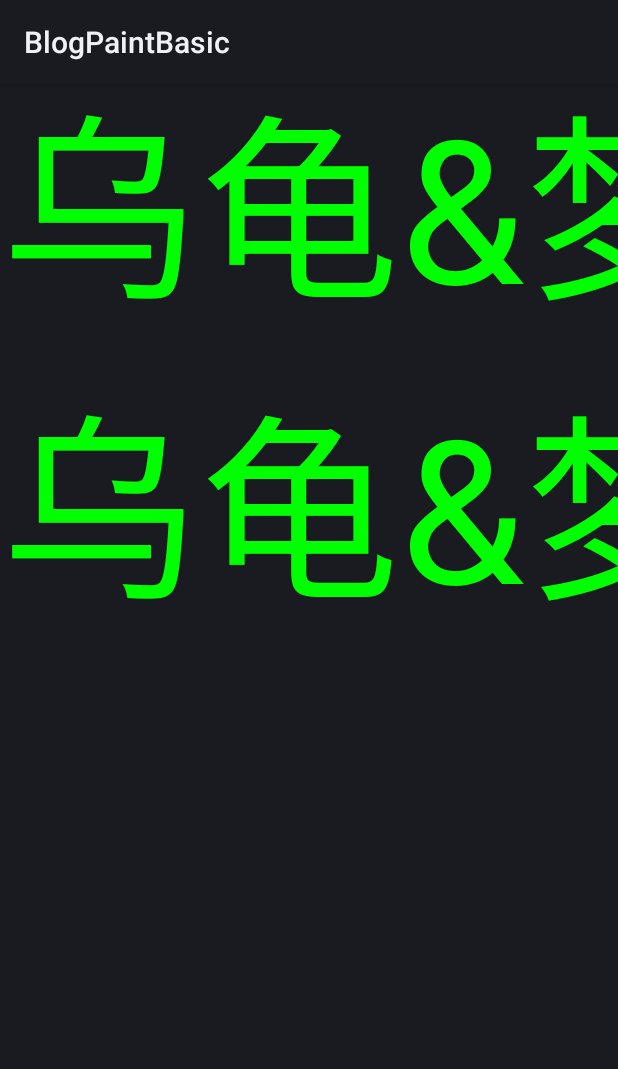
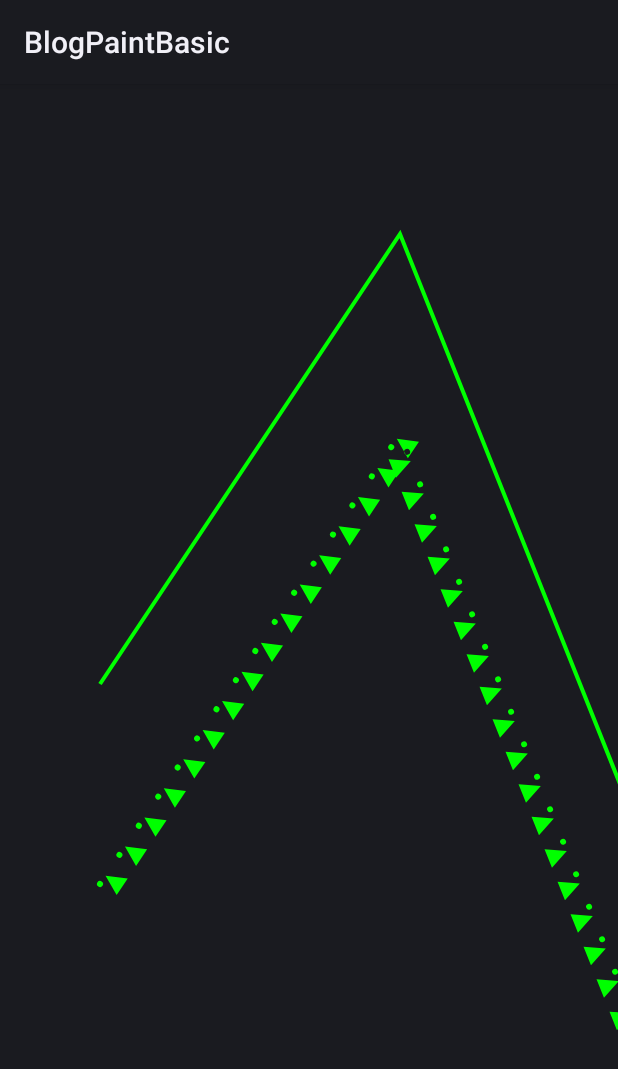
Before and after one commit to keeponZhang/DrawImprove, an Android app: the screen it shows after launch (MyActivity), on a phone screen of 412 x 824 dp. Shown: the top 1069 px of the screen. Run offline under Robolectric (Android 15) with nearby library versions, the phone set to English and light mode, and no system bars; Roboto replaces fonts that are not available here.

Commit message:
no message

```diff
--- a/blog7_PaintBasic/src/main/java/com/harvic/BlogPaintBasic/MyActivity.java
+++ b/blog7_PaintBasic/src/main/java/com/harvic/BlogPaintBasic/MyActivity.java
@@ -12,7 +12,7 @@ public class MyActivity extends Activity {
         super.onCreate(savedInstanceState);
         setContentView(R.layout.main);
 
-        MyDashView dashView = (MyDashView) findViewById(R.id.my_dash_view);
-        dashView.startAnim();
+        // MyDashView dashView = (MyDashView) findViewById(R.id.my_dash_view);
+        // dashView.startAnim();
     }
 }
--- a/blog7_PaintBasic/src/main/java/com/harvic/BlogPaintBasic/MyView.java
+++ b/blog7_PaintBasic/src/main/java/com/harvic/BlogPaintBasic/MyView.java
@@ -39,22 +39,22 @@ public class MyView extends View {
         /**
          * DashPathEffect DEMO 效果
          */
-//        drawDashPathEffectDemo(canvas);
+       // drawDashPathEffectDemo(canvas);
 
         /**
          * DiscretePathEffect DEMO效果
-         */
-//        drawDiscretePathEffectDemo(canvas);
+         // */
+       // drawDiscretePathEffectDemo(canvas);
 
         /**
          * PathDashPathEffect效果
          */
-//        drawPathDashPathEffect(canvas);
+       drawPathDashPathEffect(canvas);
 
         /**
          * PathDashPathEffect DEMO效果
          */
-//        drawPathDashPathEffectDemo(canvas);
+       // drawPathDashPathEffectDemo(canvas);
 
         /**
          * ComposePathEffect与SumPathEffect
@@ -64,7 +64,7 @@ public class MyView extends View {
         /**
          * SubpixelText Demo
          */
-        drawSubpixelText(canvas);
+        // drawSubpixelText(canvas);
 
     }
 
@@ -242,14 +242,15 @@ public class MyView extends View {
         path.lineTo(400,150);
         path.lineTo(700,900);
         canvas.drawPath(path,paint);
-        canvas.drawPath(path,paint);
+        // canvas.drawPath(path,paint);
 
         canvas.translate(0,200);
 
         /**
          * 利用以另一个路径为单位,延着路径盖章.相当于PS的印章工具
          */
-        paint.setPathEffect(new PathDashPathEffect(getStampPath(),35,0, PathDashPathEffect.Style.MORPH));
+        //这个getStampPath是小的path
+        paint.setPathEffect(new PathDashPathEffect(getStampPath(),35,0, PathDashPathEffect.Style.ROTATE));
         canvas.drawPath(path,paint);
     }
 
--- a/blog7_PaintBasic/src/main/res/layout/main.xml
+++ b/blog7_PaintBasic/src/main/res/layout/main.xml
@@ -18,7 +18,7 @@
     <!--dashEffect 动画view
         由于上面的MyView的高度是match_parent的,所以要看到这个控件的效果,需要把上面那个控件注起来
     -->
-    <com.harvic.BlogPaintBasic.MyDashView
+    <com.harvic.BlogPaintBasic.MyView
             android:id="@+id/my_dash_view"
             android:layout_width="match_parent"
             android:layout_height="match_parent"/>
```
